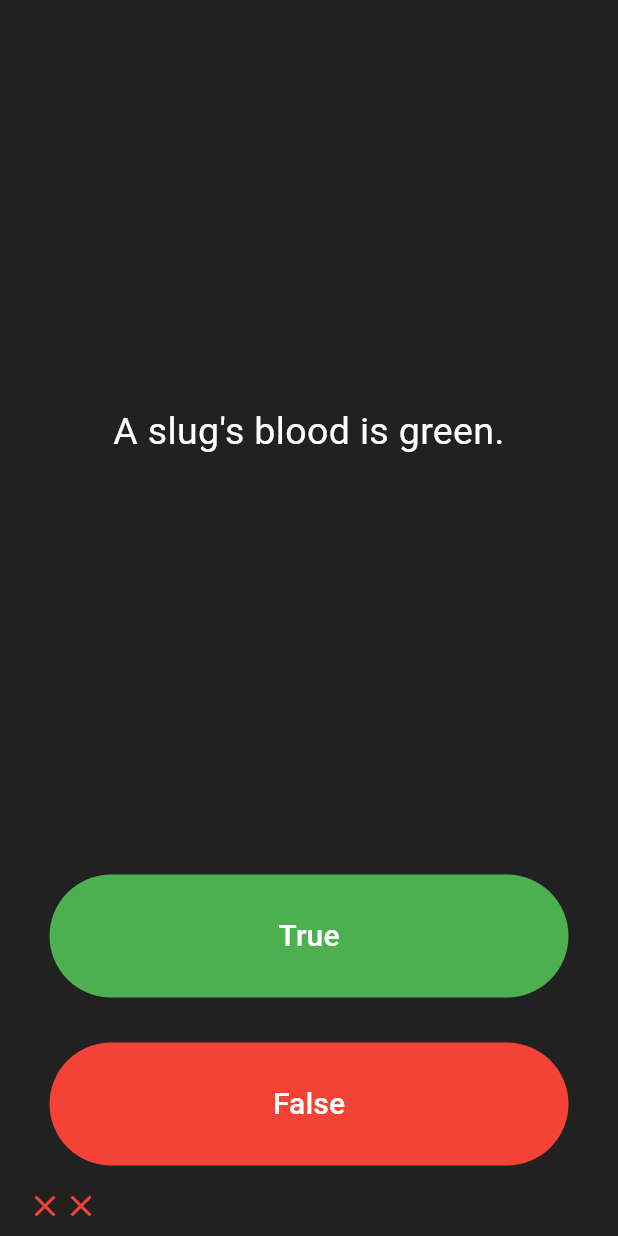
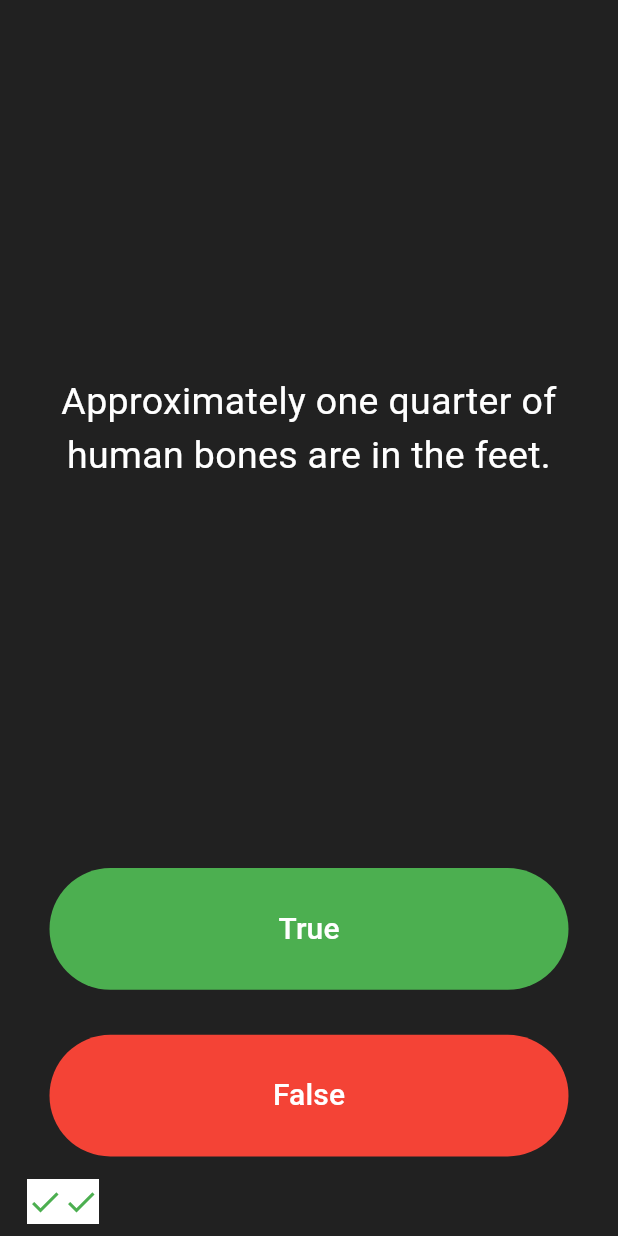
Before and after one commit to Sarathcholakkal/workouts_quiz_app, a Flutter app: the screen it shows after launch, after a tap on "True", after a tap on "False", on a phone screen of 412 x 824 dp. Run offline on Flutter 3.47's test engine with Material 3 defaults, Android fonts, the phone set to English and light mode, and no system bars.

Commit message:
add  an abstract class for store question ,it will help scalibiliy and flexibility

```diff
--- a/lib/main.dart
+++ b/lib/main.dart
@@ -1,5 +1,5 @@
 import 'package:flutter/material.dart';
-import 'package:quiz_app/questionbank.dart';
+import 'package:quiz_app/useing_abstrction/question_page.dart';
 
 void main() => runApp(Quizzler());
 
@@ -11,9 +11,10 @@ class Quizzler extends StatelessWidget {
         backgroundColor: Colors.grey.shade900,
         body: SafeArea(
           child: Padding(
-            padding: EdgeInsets.symmetric(horizontal: 10.0),
-            child: Questionbank(),
-          ),
+              padding: EdgeInsets.symmetric(horizontal: 10.0),
+              child: QuestionPage()
+              //  Questionbank(),
+              ),
         ),
       ),
     );
--- /dev/null
+++ b/lib/useing_abstrction/general_question.dart
@@ -0,0 +1,36 @@
+import 'package:quiz_app/useing_abstrction/general_question_class.dart';
+import 'package:quiz_app/using_class_object/question_class.dart';
+
+class GeneralQuestion {
+  List<GeneralQuestionClass> generalQuestionbank = [
+    GeneralQuestionClass('Some cats are actually allergic to humans', true),
+    GeneralQuestionClass(
+        'You can lead a cow down stairs but not up stairs.', false),
+    GeneralQuestionClass(
+        'Approximately one quarter of human bones are in the feet.', true),
+    GeneralQuestionClass('A slug\'s blood is green.', true),
+    GeneralQuestionClass(
+        'Buzz Aldrin\'s mother\'s maiden name was "Moon".', true),
+    GeneralQuestionClass(
+        'It is illegal to pee in the Ocean in Portugal.', true),
+    GeneralQuestionClass(
+        'No piece of square dry paper can be folded in half more than 7 times.',
+        false),
+    GeneralQuestionClass(
+        'In London, UK, if you happen to die in the House of Parliament, you are technically entitled to a state funeral, because the building is considered too sacred a place.',
+        true),
+    GeneralQuestionClass(
+        'The loudest sound produced by any animal is 188 decibels. That animal is the African Elephant.',
+        false),
+    GeneralQuestionClass(
+        'The total surface area of two human lungs is approximately 70 square metres.',
+        true),
+    GeneralQuestionClass('Google was originally called "Backrub".', true),
+    GeneralQuestionClass(
+        'Chocolate affects a dog\'s heart and nervous system; a few ounces are enough to kill a small dog.',
+        true),
+    GeneralQuestionClass(
+        'In West Virginia, USA, if you accidentally hit an animal with your car, you are free to take it home to eat.',
+        true),
+  ];
+}
--- /dev/null
+++ b/lib/useing_abstrction/general_question_class.dart
@@ -0,0 +1,6 @@
+class GeneralQuestionClass {
+  String question;
+  bool answer;
+
+  GeneralQuestionClass(this.question, this.answer);
+}
--- a/lib/questionbank.dart
+++ b/lib/useing_abstrction/question_page.dart
@@ -1,29 +1,26 @@
+import 'package:flutter/foundation.dart';
 import 'package:flutter/material.dart';
-import 'package:quiz_app/question_class.dart';
+import 'package:quiz_app/useing_abstrction/general_question.dart';
 
-class Questionbank extends StatefulWidget {
-  const Questionbank({super.key});
+GeneralQuestion questions = GeneralQuestion();
+//? it's single poing to access quesion it should be change witout change code below.
+//? general Question must change to technical Question  if keep same object name here no need to change entaier code in here . this use of abstaction,
+//? code break to small module  flexibility and reusebility.
+
+class QuestionPage extends StatefulWidget {
+  const QuestionPage({super.key});
 
   @override
-  _QuestionbankState createState() => _QuestionbankState();
+  _QuestionPageState createState() => _QuestionPageState();
 }
 
-class _QuestionbankState extends State<Questionbank> {
+class _QuestionPageState extends State<QuestionPage> {
   List<Widget> scoreBoard = [];
-  List<QuestionClass> questionbank = [
-    QuestionClass(
-        question: 'You can lead a cow down stairs but not up stairs.',
-        answer: false),
-    QuestionClass(
-        question: 'Approximately one quarter of human bones are in the feet.',
-        answer: true),
-    QuestionClass(question: 'A slug\'s blood is green.', answer: true)
-  ];
 
   int questionNumber = 0;
 
   void checkAnswer(bool userPickedAnswer) {
-    bool correctAnswer = questionbank[questionNumber].answer;
+    bool correctAnswer = questions.generalQuestionbank[questionNumber].answer;
     setState(() {
       if (userPickedAnswer == correctAnswer) {
         scoreBoard.add(
@@ -41,7 +38,8 @@ class _QuestionbankState extends State<Questionbank> {
         );
       }
       // Increment question number and wrap around using modulus
-      questionNumber = (questionNumber + 1) % questionbank.length;
+      questionNumber =
+          (questionNumber + 1) % questions.generalQuestionbank.length;
     });
   }
 
@@ -59,7 +57,7 @@ class _QuestionbankState extends State<Questionbank> {
               padding: EdgeInsets.all(10.0),
               child: Center(
                 child: Text(
-                  questionbank[questionNumber].question,
+                  questions.generalQuestionbank[questionNumber].question,
                   textAlign: TextAlign.center,
                   style: TextStyle(
                     fontSize: 25.0,
@@ -109,8 +107,15 @@ class _QuestionbankState extends State<Questionbank> {
               ),
             ),
           ),
-          Row(
-            children: scoreBoard,
+          SingleChildScrollView(
+            scrollDirection: Axis.horizontal,
+            child: Container(
+              color: Colors.white,
+              height: 30,
+              child: Row(
+                children: scoreBoard,
+              ),
+            ),
           ),
         ],
       ),
```
Also changed, not shown: lib/using_class_object/questionbank.dart (added, +119 -0 lines), lib/useing_abstrction/technical_question.dart (added), lib/using_class_object/question_class.dart (renamed from lib/question_class.dart), lib/using_list/question_in_list.dart (renamed from lib/question_in_list.dart).
